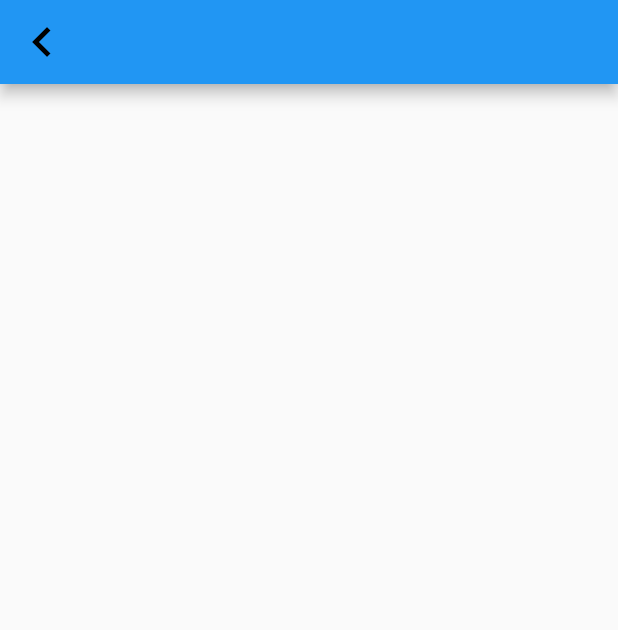
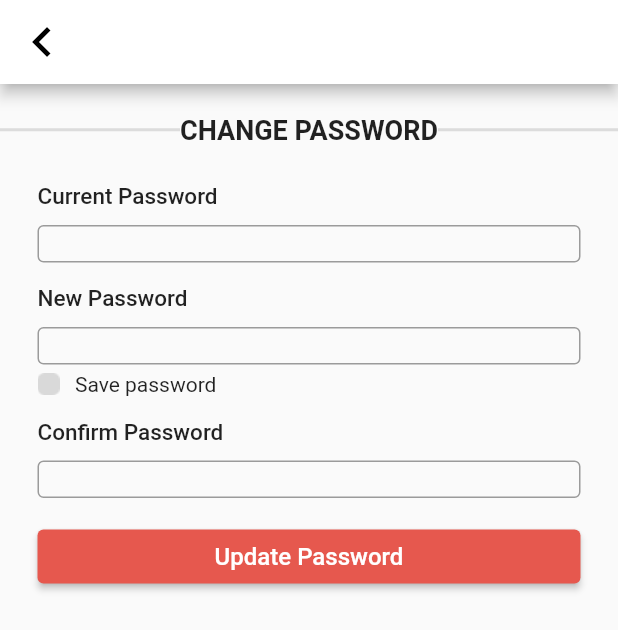
Before and after one commit to siva5271/gtm_foodapp_popup_screens, a Flutter app: the ChangePassword screen opened by its route, on a phone screen of 412 x 824 dp. Shown: the top 630 px of the screen. Run offline on Flutter 3.47's test engine with Material 2 defaults, Android fonts, the phone set to English and light mode, and no system bars; our stand-ins replace badges, get, google_fonts; missing offline and left inert: simple_progress_indicators.

Commit message:
complete change password screen

```diff
--- a/lib/changePassword/change_password.dart
+++ b/lib/changePassword/change_password.dart
@@ -1,6 +1,7 @@
 import 'package:flutter/material.dart';
 import 'package:flutter/src/widgets/framework.dart';
 import 'package:flutter/src/widgets/placeholder.dart';
+import 'package:gtm_foodapp_popup_screens/constants/colors.dart';
 import 'package:gtm_foodapp_popup_screens/constants/styles.dart';
 
 class ChangePassword extends StatelessWidget {
@@ -10,8 +11,112 @@ class ChangePassword extends StatelessWidget {
   Widget build(BuildContext context) {
     return Scaffold(
       appBar: AppBar(
+        backgroundColor: Colors.white,
         leading: kAppBarBackIcon,
+      ),
+      body: Column(
+        children: [
+          SizedBox(
+            height: 20,
+          ),
+          Row(
+            children: [
+              Expanded(
+                child: Divider(
+                  thickness: 2,
+                ),
+              ),
+              Text(
+                'CHANGE PASSWORD',
+                style: TextStyle(fontWeight: FontWeight.bold, fontSize: 18),
+              ),
+              Expanded(
+                child: Divider(
+                  thickness: 2,
+                ),
+              )
+            ],
+          ),
+          SizedBox(
+            height: 25,
+          ),
+          CustomWidget(
+            title: 'Current Password',
+          ),
+          SizedBox(
+            height: 15,
+          ),
+          CustomWidget(title: 'New Password'),
+          SizedBox(
+            height: 5,
+          ),
+          Padding(
+            padding: const EdgeInsets.symmetric(horizontal: 25.0),
+            child: Row(
+              children: [
+                Image.asset('assets/images/Rectangle 301.png'),
+                SizedBox(
+                  width: 10,
+                ),
+                Text('Save password')
+              ],
+            ),
+          ),
+          SizedBox(
+            height: 15,
+          ),
+          CustomWidget(title: 'Confirm Password'),
+          SizedBox(
+            height: 15,
+          ),
+          Padding(
+            padding: const EdgeInsets.symmetric(horizontal: 25.0),
+            child: Container(
+              width: double.infinity,
+              child: ElevatedButton(
+                  style: ElevatedButton.styleFrom(
+                      backgroundColor: cLighterReddishColor),
+                  onPressed: () {},
+                  child: Text(
+                    'Update Password',
+                    style: TextStyle(fontSize: 16, color: Colors.white),
+                  )),
+            ),
+          )
+        ],
       ),
     );
   }
 }
+
+class CustomWidget extends StatelessWidget {
+  const CustomWidget({
+    super.key,
+    required this.title,
+  });
+  final String title;
+  @override
+  Widget build(BuildContext context) {
+    return Padding(
+      padding: const EdgeInsets.symmetric(horizontal: 25.0),
+      child: Column(
+        crossAxisAlignment: CrossAxisAlignment.start,
+        children: [
+          Text(
+            title,
+            style: TextStyle(fontSize: 15, fontWeight: FontWeight.w500),
+          ),
+          SizedBox(
+            height: 10,
+          ),
+          Container(
+            height: 25,
+            child: TextField(
+              decoration: InputDecoration(border: OutlineInputBorder()),
+            ),
+          )
+        ],
+      ),
+    );
+  }
+}
--- a/lib/constants/routes.dart
+++ b/lib/constants/routes.dart
@@ -1,3 +1,4 @@
 const rProductListingInMart = '/productListingInMart';
 const rFoods = '/foods';
 const rChangePassword = '/changePassword';
+const rRoutes = '/routes';
--- /dev/null
+++ b/lib/profile/profile.dart
@@ -0,0 +1,17 @@
+import 'package:flutter/material.dart';
+import 'package:flutter/src/widgets/framework.dart';
+import 'package:flutter/src/widgets/placeholder.dart';
+import 'package:gtm_foodapp_popup_screens/constants/styles.dart';
+
+class Profile extends StatelessWidget {
+  const Profile({super.key});
+
+  @override
+  Widget build(BuildContext context) {
+    return Scaffold(
+      appBar: AppBar(
+        leading: kAppBarBackIcon,
+      ),
+    );
+  }
+}
```
Also changed, not shown: assets/images/Rectangle 301.png (added).
